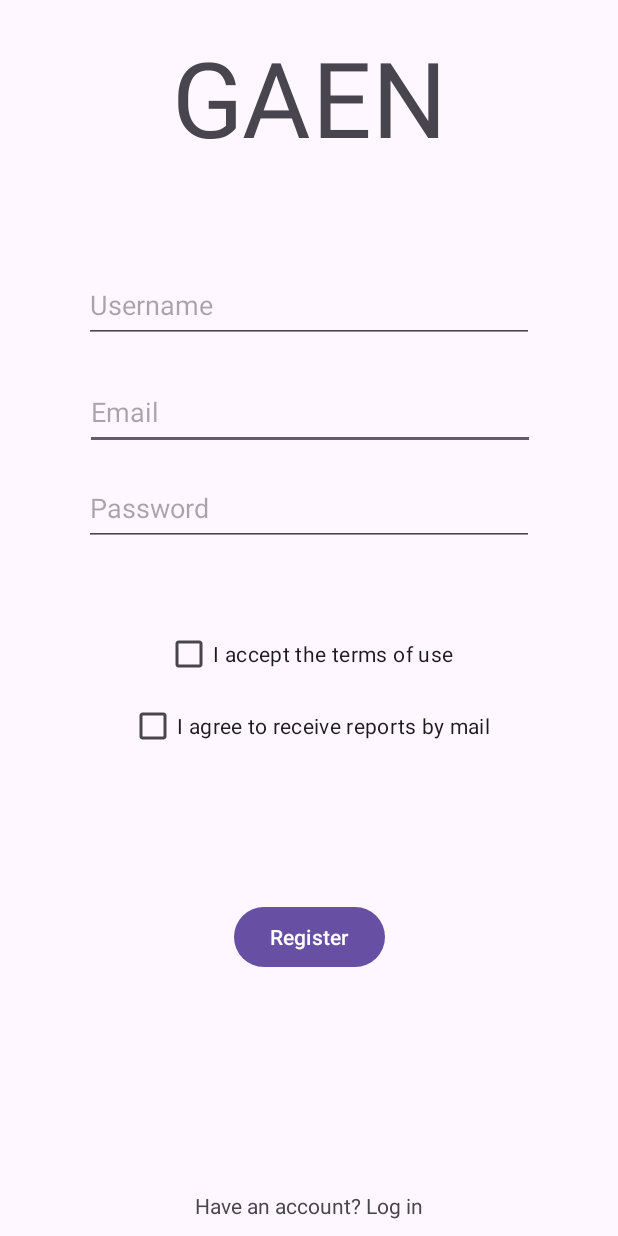
After one commit to Joseleelsuper/GestorDeAlmacenamiento, an Android app: the Register screen opened directly, with no data from a screen before it, on a phone screen of 412 x 824 dp. The commit adds this screen. Run offline under Robolectric (Android 15) with nearby library versions, the phone set to English and light mode, and no system bars.

Commit message:
Avanzado en el desarrollo

```diff
--- a/app/src/main/AndroidManifest.xml
+++ b/app/src/main/AndroidManifest.xml
@@ -20,6 +20,7 @@
 
         <activity android:name=".user.User" />
         <activity android:name=".MainActivity"/>
+        <activity android:name=".user.Register" />
     </application>
 
 </manifest>
--- /dev/null
+++ b/app/src/main/java/com/example/gestordealmacenamiento/user/Register.java
@@ -0,0 +1,35 @@
+package com.example.gestordealmacenamiento.user;
+
+import android.content.Intent;
+import android.os.Bundle;
+import android.view.View;
+
+import androidx.appcompat.app.AppCompatActivity;
+
+import com.example.gestordealmacenamiento.MainActivity;
+import com.example.gestordealmacenamiento.R;
+
+public class Register extends AppCompatActivity {
+
+    @Override
+    protected void onCreate(Bundle savedInstanceState) {
+        super.onCreate(savedInstanceState);
+        setContentView(R.layout.register);
+    }
+
+    /**
+     * Método que lleva al usuario a la pantalla de inicio de sesión.
+     */
+    public void loginText(View view) {
+        Intent intent = new Intent(this, User.class);
+        startActivity(intent);
+    }
+
+    /**
+     * Método que registra al usuario.
+     */
+    public void register(View view) {
+        Intent intent = new Intent(this, MainActivity.class);
+        startActivity(intent);
+    }
+}
--- a/app/src/main/res/layout/recoverypwd.xml
+++ /dev/null
@@ -1,6 +0,0 @@
-<?xml version="1.0" encoding="utf-8"?>
-<androidx.constraintlayout.widget.ConstraintLayout xmlns:android="http://schemas.android.com/apk/res/android"
-    android:layout_width="match_parent"
-    android:layout_height="match_parent">
-
-</androidx.constraintlayout.widget.ConstraintLayout>
--- a/app/src/main/res/layout/register.xml
+++ b/app/src/main/res/layout/register.xml
@@ -1,6 +1,107 @@
 <?xml version="1.0" encoding="utf-8"?>
 <androidx.constraintlayout.widget.ConstraintLayout xmlns:android="http://schemas.android.com/apk/res/android"
+    xmlns:app="http://schemas.android.com/apk/res-auto"
+    xmlns:tools="http://schemas.android.com/tools"
     android:layout_width="match_parent"
     android:layout_height="match_parent">
 
+    <TextView
+        android:id="@+id/GAEN_title"
+        android:layout_width="wrap_content"
+        android:layout_height="wrap_content"
+        android:scaleX="5"
+        android:scaleY="5"
+        android:text="@string/app_name_Acronym"
+        app:layout_constraintBottom_toBottomOf="parent"
+        app:layout_constraintEnd_toEndOf="parent"
+        app:layout_constraintStart_toStartOf="parent"
+        app:layout_constraintTop_toTopOf="parent"
+        app:layout_constraintVertical_bias="0.067" />
+
+    <EditText
+        android:id="@+id/register_user"
+        android:layout_width="300dp"
+        android:layout_height="50dp"
+        android:ems="10"
+        android:hint="@string/email"
+        android:inputType="textEmailAddress"
+        app:layout_constraintBottom_toBottomOf="parent"
+        app:layout_constraintEnd_toEndOf="parent"
+        app:layout_constraintHorizontal_bias="0.504"
+        app:layout_constraintStart_toStartOf="parent"
+        app:layout_constraintTop_toBottomOf="@+id/register_username"
+        app:layout_constraintVertical_bias="0.039" />
+
+    <EditText
+        android:id="@+id/register_password"
+        android:layout_width="300dp"
+        android:layout_height="50dp"
+        android:ems="10"
+        android:hint="@string/password"
+        android:inputType="textPassword"
+        app:layout_constraintBottom_toBottomOf="parent"
+        app:layout_constraintEnd_toEndOf="parent"
+        app:layout_constraintStart_toStartOf="parent"
+        app:layout_constraintTop_toBottomOf="@+id/register_user"
+        app:layout_constraintVertical_bias="0.03" />
+
+    <EditText
+        android:id="@+id/register_username"
+        android:layout_width="300dp"
+        android:layout_height="50dp"
+        android:layout_marginTop="105dp"
+        android:ems="10"
+        android:hint="Username"
+        android:inputType="text"
+        app:layout_constraintBottom_toBottomOf="parent"
+        app:layout_constraintEnd_toEndOf="parent"
+        app:layout_constraintStart_toStartOf="parent"
+        app:layout_constraintTop_toBottomOf="@+id/GAEN_title"
+        app:layout_constraintVertical_bias="0.0" />
+
+    <Button
+        android:id="@+id/register_buttonRegister"
+        android:layout_width="wrap_content"
+        android:layout_height="wrap_content"
+        android:onClick="register"
+        android:text="@string/register"
+        app:layout_constraintBottom_toBottomOf="parent"
+        app:layout_constraintEnd_toEndOf="parent"
+        app:layout_constraintStart_toStartOf="parent"
+        app:layout_constraintTop_toBottomOf="@+id/GAEN_title"
+        app:layout_constraintVertical_bias="0.75" />
+
+    <TextView
+        android:id="@+id/textView4"
+        android:layout_width="wrap_content"
+        android:layout_height="wrap_content"
+        android:onClick="loginText"
+        android:text="@string/yesaccount"
+        app:layout_constraintBottom_toBottomOf="parent"
+        app:layout_constraintEnd_toEndOf="parent"
+        app:layout_constraintStart_toStartOf="parent"
+        app:layout_constraintTop_toBottomOf="@+id/register_buttonRegister"
+        app:layout_constraintVertical_bias="0.93" />
+
+    <CheckBox
+        android:id="@+id/register_termsOfUse"
+        android:layout_width="wrap_content"
+        android:layout_height="wrap_content"
+        android:text="@string/userTerms"
+        app:layout_constraintBottom_toTopOf="@+id/register_buttonRegister"
+        app:layout_constraintEnd_toEndOf="parent"
+        app:layout_constraintStart_toStartOf="parent"
+        app:layout_constraintTop_toBottomOf="@+id/register_password"
+        app:layout_constraintVertical_bias="0.253" />
+
+    <CheckBox
+        android:id="@+id/register_mailReports"
+        android:layout_width="wrap_content"
+        android:layout_height="wrap_content"
+        android:text="@string/mailreports"
+        app:layout_constraintBottom_toTopOf="@+id/register_buttonRegister"
+        app:layout_constraintEnd_toEndOf="parent"
+        app:layout_constraintStart_toStartOf="parent"
+        app:layout_constraintTop_toBottomOf="@+id/register_termsOfUse"
+        app:layout_constraintVertical_bias="0.0" />
 </androidx.constraintlayout.widget.ConstraintLayout>
--- a/app/src/main/res/values/strings.xml
+++ b/app/src/main/res/values/strings.xml
@@ -17,4 +17,7 @@
     <string name="nopswd">Recover password</string>
     <string name="noaccount">Don\'t have an account? Sign in</string>
     <string name="icono_de_carga">Icono de carga</string>
+    <string name="yesaccount">Have an account? Log in</string>
+    <string name="userTerms">I accept the terms of use</string>
+    <string name="mailreports">I agree to receive reports by mail</string>
 </resources>
```
Also changed, not shown: app/src/main/java/com/example/gestordealmacenamiento/user/RecoverPWD.java (added, +16 -0 lines), app/src/main/java/com/example/gestordealmacenamiento/user/User.java (+12 -5 lines), app/src/main/res/layout/login.xml (+6 -6 lines), app/src/main/res/layout/recoverpwd.xml (added, +34 -0 lines).
